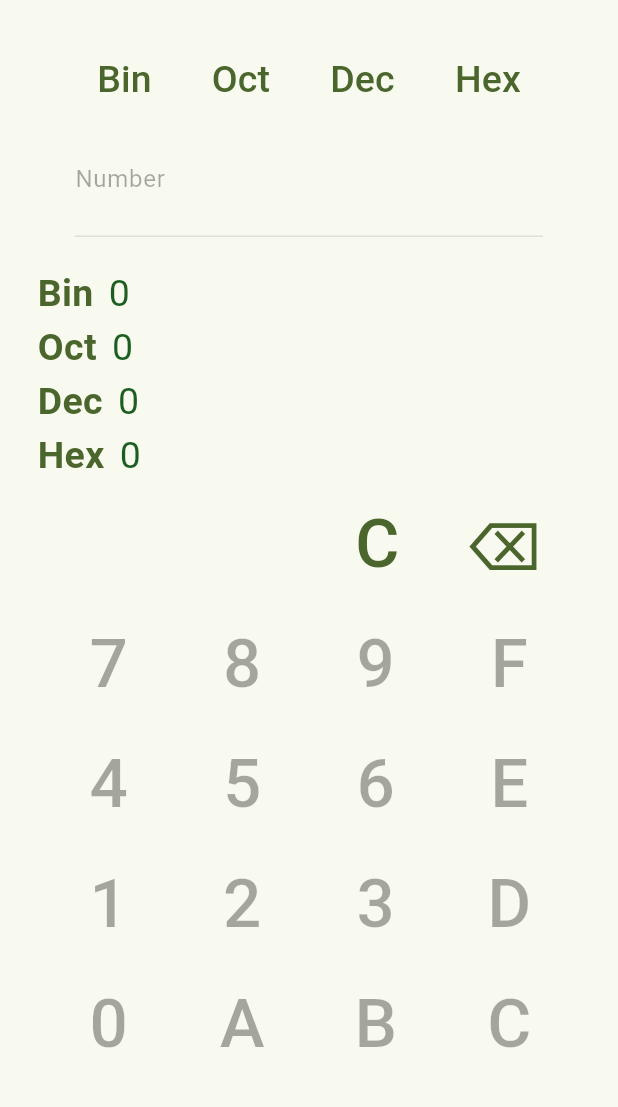
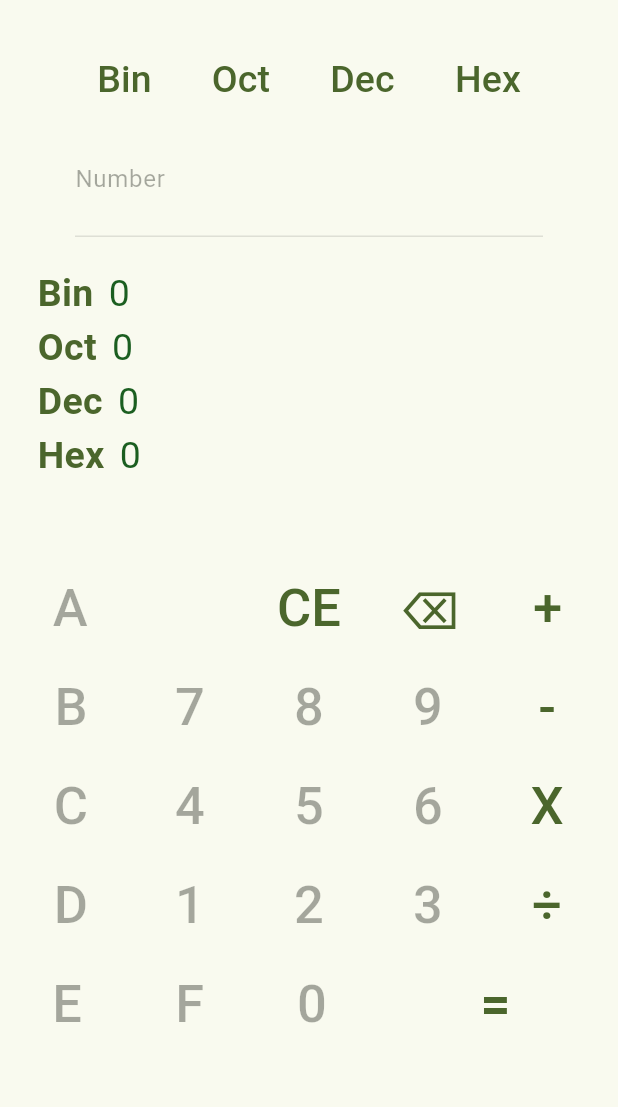
Before and after one commit to RikiMouraPT/flutter-tp01, a Flutter app: the screen it shows after launch, on a phone screen of 412 x 824 dp, the part 84-1191 px from its top. Run offline on Flutter 3.47's test engine with Material 3 defaults, Android fonts, the phone set to English and light mode, and no system bars.

Commit message:
Refactor code structure for improved readability and maintainability

```diff
--- a/lib/main.dart
+++ b/lib/main.dart
@@ -27,6 +27,7 @@ class MyHomePage extends StatefulWidget {
   final String title;
 
   @override
+
   State<MyHomePage> createState() => _MyHomePageState();
 }
 
@@ -55,7 +56,7 @@ class _MyHomePageState extends State<MyHomePage> {
     });
   }
 
-  void addInput(String input) {
+  void buttonPressed(String input) {
     fromController.text += input;
     calculate(fromBase, toBase);
   }
@@ -71,6 +72,64 @@ class _MyHomePageState extends State<MyHomePage> {
       });
     }
   }
+
+  bool waitingForSecondOperand = false;
+  String selectedOperation = "";
+  int firstOperand = 0;
+
+  void operationPressed(String op) {
+    if (formkey.currentState!.validate()) {
+      setState(() {
+        selectedOperation = op;
+        firstOperand = int.parse(fromController.text, radix: fromBase);
+        fromController.clear();
+        waitingForSecondOperand = true;
+      });
+    }
+  }
+
+  void evaluate() {
+    if (formkey.currentState!.validate() && selectedOperation != "" && waitingForSecondOperand) {
+      int secondOperand = int.parse(fromController.text, radix: fromBase);
+      int result = 0;
+
+      switch (selectedOperation) {
+        case '+':
+          result = firstOperand + secondOperand;
+          break;
+        case '-':
+          result = firstOperand - secondOperand;
+          break;
+        case 'X':
+          result = firstOperand * secondOperand;
+          break;
+        case '÷':
+          if (secondOperand != 0) {
+            result = firstOperand ~/ secondOperand;
+          } else {
+            ScaffoldMessenger.of(context).showSnackBar(
+              SnackBar(
+                content: Text("Erro: Divisão por zero"),
+                duration: Duration(seconds: 2),
+                backgroundColor: Colors.red,
+              )
+            );
+            return;
+          }
+          break;
+      }
+
+      fromController.text = result.toRadixString(fromBase).toUpperCase();
+      calculate(fromBase, toBase);
+
+      setState(() {
+        selectedOperation = "";
+        firstOperand = 0;
+        waitingForSecondOperand = false;
+      });
+    }
+  }
+
 
   @override
   Widget build(BuildContext context) {
@@ -303,10 +362,36 @@ class _MyHomePageState extends State<MyHomePage> {
                 ],
               ),
             ),
+            SizedBox(height: 50,),
             Row(
-              mainAxisAlignment: MainAxisAlignment.end,
-              crossAxisAlignment: CrossAxisAlignment.center,
+              mainAxisAlignment: MainAxisAlignment.spaceEvenly,
               children: [
+                TextButton(
+                  onPressed: fromBase == 16 ? () => buttonPressed("A") : null,
+                  child: Text(
+                    "A",
+                    style: TextStyle(
+                      fontSize: 35
+                    ),
+                  ),
+                ),
+                TextButton(
+                  onPressed: () {
+                    ScaffoldMessenger.of(context).showSnackBar(
+                      SnackBar(
+                        content: Text("🚀🔥🔥🔥🔥🚀 VIVA AO HÉLDER 🚀🔥🔥🔥🔥🚀"),
+                        duration: Duration(seconds: 2),
+                        backgroundColor: Colors.green,
+                      ),
+                    );
+                  },
+                  child: Text(
+                    " ",
+                    style: TextStyle(
+                      fontSize: 35
+                    ),
+                  ),
+                ),
                 TextButton(
                   onPressed: () => {
                     fromController.clear(),
@@ -316,200 +401,219 @@ class _MyHomePageState extends State<MyHomePage> {
                       decResutl = "0";
                       hexResult = "0";
                     })
-                    },
+                  },
                   child: Text(
-                    "C",
+                    "CE",
                     style: TextStyle(
-                      fontSize: 45
+                      fontSize: 35
                     )
                   )
                 ),
-                SizedBox(width: 15),
                 TextButton(
                   onPressed: () => fromController.text = fromController.text.substring(0, fromController.text.length - 1),
                   child: Text(
                     "⌫",
                     style: TextStyle(
-                      fontSize: 45
+                      fontSize: 35
                     )
                   )
                 ),
-                SizedBox(width: 40,)
-              ],
-            ),
-            Row(
-              mainAxisAlignment: MainAxisAlignment.center,
-              children: [
                 TextButton(
-                  onPressed: fromBase == 16 || fromBase == 10 || fromBase == 8 ? () => addInput("7") : null,
+                  onPressed: () => operationPressed("+"),
                   child: Text(
-                    "7",
+                    "+",
                     style: TextStyle(
-                      fontSize: 45
-                    ),
-                  )
-                ),
-                SizedBox(width: 25),
-                TextButton(
-                  onPressed: fromBase == 16 || fromBase == 10 ? () => addInput("8") : null,
-                  child: Text(
-                    "8",
-                    style: TextStyle(
-                      fontSize: 45
-                    ),
-                  ),
-                ),
-                SizedBox(width: 25),
-                TextButton(
-                  onPressed: fromBase == 16 || fromBase == 10 ? () => addInput("9") : null,
-                  child: Text(
-                    "9",
-                    style: TextStyle(
-                      fontSize: 45
-                    ),
-                  )
-                ),
-                SizedBox(width: 25),
-                TextButton(
-                  onPressed: fromBase == 16 ? () => addInput("F") : null,
-                  child: Text(
-                    "F",
-                    style: TextStyle(
-                      fontSize: 45
+                      fontSize: 35
                     ),
                   )
                 ),
               ],
             ),
             Row(
-              mainAxisAlignment: MainAxisAlignment.center,
+              mainAxisAlignment: MainAxisAlignment.spaceEvenly,
               children: [
                 TextButton(
-                  onPressed: fromBase == 16 || fromBase == 10 || fromBase == 8 ? () => addInput("4") : null,
+                  onPressed: fromBase == 16 ? () => buttonPressed("B") : null,
                   child: Text(
-                    "4",
+                    "B",
                     style: TextStyle(
-                      fontSize: 45
+                      fontSize: 35
                     ),
                   )
                 ),
-                SizedBox(width: 25),
                 TextButton(
-                  onPressed: fromBase == 16 || fromBase == 10 || fromBase == 8 ? () => addInput("5") : null,
+                  onPressed: fromBase == 16 || fromBase == 10 || fromBase == 8 ? () => buttonPressed("7") : null,
                   child: Text(
-                    "5",
+                    "7",
                     style: TextStyle(
-                      fontSize: 45
+                      fontSize: 35
+                    ),
+                  )
+                ),
+                TextButton(
+                  onPressed: fromBase == 16 || fromBase == 10 ? () => buttonPressed("8") : null,
+                  child: Text(
+                    "8",
+                    style: TextStyle(
+                      fontSize: 35
                     ),
                   ),
                 ),
-                SizedBox(width: 25),
                 TextButton(
-                  onPressed: fromBase == 16 || fromBase == 10 || fromBase == 8 ? () => addInput("6") : null,
+                  onPressed: fromBase == 16 || fromBase == 10 ? () => buttonPressed("9") : null,
                   child: Text(
-                    "6",
+                    "9",
                     style: TextStyle(
-                      fontSize: 45
+                      fontSize: 35
                     ),
                   )
                 ),
-                SizedBox(width: 25),
                 TextButton(
-                  onPressed: fromBase == 16 ? () => addInput("E") : null,
+                  onPressed: () => operationPressed("-"),
                   child: Text(
-                    "E",
+                    "-",
                     style: TextStyle(
-                      fontSize: 45
+                      fontSize: 35
                     ),
                   )
                 ),
               ],
             ),
             Row(
-              mainAxisAlignment: MainAxisAlignment.center,
+              mainAxisAlignment: MainAxisAlignment.spaceEvenly,
               children: [
                 TextButton(
-                  onPressed: fromBase == 16 || fromBase == 10 || fromBase == 8 || fromBase == 2 ? () => addInput("1") : null,
+                  onPressed: fromBase == 16 ? () => buttonPressed("C") : null,
+                  child: Text(
+                    "C",
+                    style: TextStyle(
+                      fontSize: 35
+                    ),
+                  )
+                ),
+                TextButton(
+                  onPressed: fromBase == 16 || fromBase == 10 || fromBase == 8 ? () => buttonPressed("4") : null,
+                  child: Text(
+                    "4",
+                    style: TextStyle(
+                      fontSize: 35
+                    ),
+                  )
+                ),
+                TextButton(
+                  onPressed: fromBase == 16 || fromBase == 10 || fromBase == 8 ? () => buttonPressed("5") : null,
+                  child: Text(
+                    "5",
+                    style: TextStyle(
+                      fontSize: 35
+                    ),
+                  ),
+                ),
+                TextButton(
+                  onPressed: fromBase == 16 || fromBase == 10 || fromBase == 8 ? () => buttonPressed("6") : null,
+                  child: Text(
+                    "6",
+                    style: TextStyle(
+                      fontSize: 35
+                    ),
+                  )
+                ),
+                TextButton(
+                  onPressed: () => operationPressed("X"),
+                  child: Text(
+                    "X",
+                    style: TextStyle(
+                      fontSize: 35
+                    ),
+                  ),
+                ),
+              ],
+            ),
+            Row(
+              mainAxisAlignment: MainAxisAlignment.spaceEvenly,
+              children: [
+                TextButton(
+                  onPressed: fromBase == 16 ? () => buttonPressed("D") : null,
+                  child: Text(
+                    "D",
+                    style: TextStyle(
+                      fontSize: 35
+                    ),
+                  )
+                ),
+                TextButton(
+                  onPressed: fromBase == 16 || fromBase == 10 || fromBase == 8 || fromBase == 2 ? () => buttonPressed("1") : null,
                   child: Text(
                     "1",
                     style: TextStyle(
-                      fontSize: 45
+                      fontSize: 35
                     ),
                   )
                 ),
-                SizedBox(width: 25),
                 TextButton(
-                  onPressed: fromBase == 16 || fromBase == 10 || fromBase == 8 ? () => addInput("2") : null,
+                  onPressed: fromBase == 16 || fromBase == 10 || fromBase == 8 ? () => buttonPressed("2") : null,
                   child: Text(
                     "2",
                     style: TextStyle(
-                      fontSize: 45
+                      fontSize: 35
                     ),
                   ),
                 ),
-                SizedBox(width: 25),
                 TextButton(
-                  onPressed: fromBase == 16 || fromBase == 10 || fromBase == 8 ? () => addInput("3") : null,
+                  onPressed: fromBase == 16 || fromBase == 10 || fromBase == 8 ? () => buttonPressed("3") : null,
                   child: Text(
                     "3",
                     style: TextStyle(
-                      fontSize: 45
+                      fontSize: 35
                     ),
                   )
                 ),
-                SizedBox(width: 25),
                 TextButton(
-                  onPressed: fromBase == 16 ? () => addInput("D") : null,
+                  onPressed: () => operationPressed("÷"),
                   child: Text(
-                    "D",
+                    "÷",
                     style: TextStyle(
-                      fontSize: 45
+                      fontSize: 35
                     ),
                   )
                 ),
               ],
             ),
             Row(
-              mainAxisAlignment: MainAxisAlignment.center,
               children: [
-                TextButton(
-                  onPressed: fromBase == 16 || fromBase == 10 || fromBase == 8 || fromBase == 2 ? () => addInput("0") : null,
-                  child: Text(
-                    "0",
-                    style: TextStyle(
-                      fontSize: 45
-                    ),
-                  )
+                SizedBox(width: 4,),
+                Expanded(
+                  flex: 1,
+                  child: TextButton(
+                    onPressed: fromBase == 16 ? () => buttonPressed("E") : null,
+                    child: Text("E", style: TextStyle(fontSize: 35)),
+                  ),
                 ),
-                SizedBox(width: 25),
-                TextButton(
-                  onPressed: fromBase == 16 ? () => addInput("A") : null,
-                  child: Text(
-                    "A",
-                    style: TextStyle(
-                      fontSize: 45
+                Expanded(
+                  flex: 1,
+                  child: TextButton(
+                    onPressed: fromBase == 16 ? () => buttonPressed("F") : null,
+                    child: Text("F", style: TextStyle(fontSize: 35)),
+                  ),
+                ),
+                Expanded(
+                  flex: 1,
+                  child: TextButton(
+                    onPressed: fromBase == 16 || fromBase == 10 || fromBase == 8 || fromBase == 2
+                        ? () => buttonPressed("0")
+                        : null,
+                    child: Text("0", style: TextStyle(fontSize: 35)),
+                  ),
+                ),
+                Expanded(
+                  flex: 2, // ocupa o espaço de dois botões
+                  child: TextButton(
+                    onPressed: () => evaluate(),
+                    child: Text(
+                      "=",
+                      style: TextStyle(fontSize: 35, fontWeight: FontWeight.bold),
                     ),
                   ),
-                ),
-                SizedBox(width: 25),
-                TextButton(
-                  onPressed: fromBase == 16 ? () => addInput("B") : null,
-                  child: Text(
-                    "B",
-                    style: TextStyle(
-                      fontSize: 45
-                    ),
-                  )
-                ),
-                SizedBox(width: 25),
-                TextButton(
-                  onPressed: fromBase == 16 ? () => addInput("C") : null,
-                  child: Text(
-                    "C",
-                    style: TextStyle(
-                      fontSize: 45
-                    ),
-                  )
                 ),
               ],
             ),
```
Also changed, not shown: assets/arithmeticGIF.gif (added), assets/conversionsGIF.gif (added), assets/numpadValidationGIF.gif (added), assets/zeroDivision.png (added), 1 other file.
